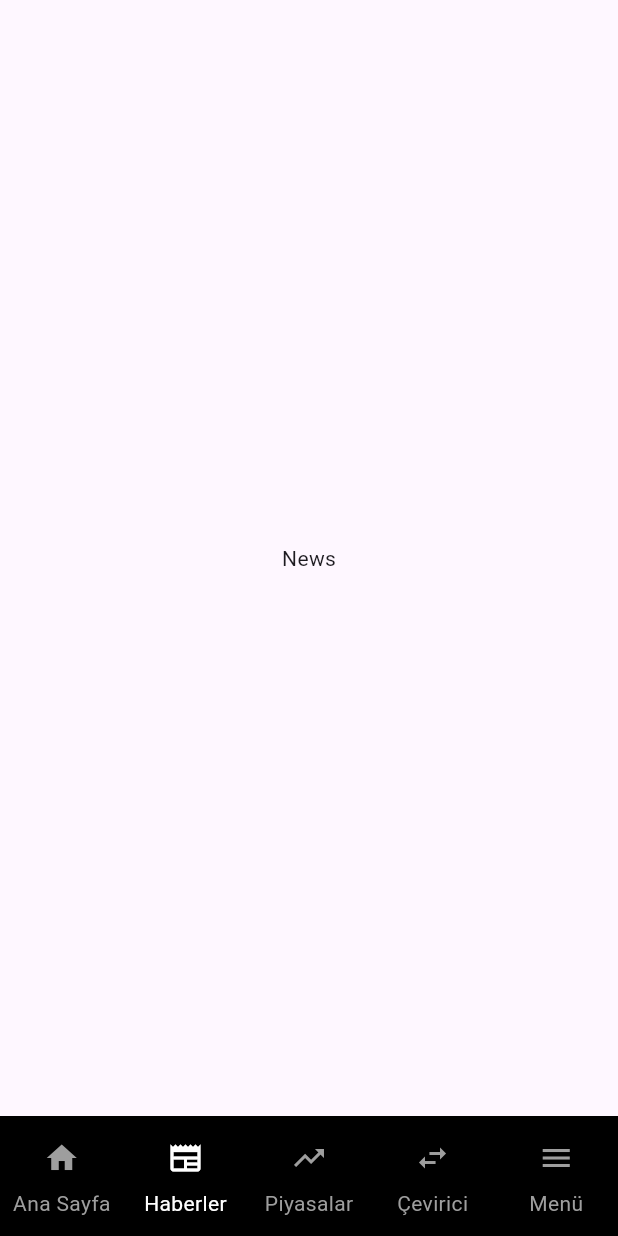
After one commit to SLAYER3547/Doviz-Clone-App, a Flutter app: the screen it shows after launch, item 2 of the bottom bar chosen, on a phone screen of 412 x 824 dp. The commit adds this screen. Run offline on Flutter 3.47's test engine with Material 3 defaults, Android fonts, the phone set to English and light mode, and no system bars; our stand-ins replace go_router, permission_handler.

Commit message:
navigation bar and go_router

```diff
--- /dev/null
+++ b/lib/app/router.dart
@@ -0,0 +1,61 @@
+import 'package:doviz_clone_app/views/app_view.dart';
+import 'package:doviz_clone_app/views/menu_view/menu_view.dart';
+import 'package:doviz_clone_app/views/screens/converter_view/converter_view.dart';
+import 'package:doviz_clone_app/views/screens/home.dart';
+import 'package:doviz_clone_app/views/screens/markets_view/markets_view.dart';
+import 'package:doviz_clone_app/views/screens/news_view/news.view.dart';
+import 'package:flutter/material.dart';
+import 'package:go_router/go_router.dart';
+
+final _rooterKey = GlobalKey<NavigatorState>();
+
+class AppRoutes {
+  AppRoutes._();
+  static const String home = '/';
+  static const String news = '/news';
+  static const String markets = '/markets';
+  static const String converter = '/converter';
+  static const String menu = '/menu';
+}
+
+final router = GoRouter(
+  navigatorKey: _rooterKey,
+  initialLocation: AppRoutes.home,
+  routes: [
+  StatefulShellRoute.indexedStack(
+      builder: (context, state, navigationShell) => AppView(
+            navigationShell: navigationShell,
+          ),
+      branches: [
+        StatefulShellBranch(routes: [
+          GoRoute(
+            path: AppRoutes.home,
+            builder: (context, state) => const HomeScreen(),
+          )
+        ]),
+        StatefulShellBranch(routes: [
+          GoRoute(
+            path: AppRoutes.news,
+            builder: (context, state) => const NewsView(),
+          )
+        ]),
+        StatefulShellBranch(routes: [
+          GoRoute(
+            path: AppRoutes.markets,
+            builder: (context, state) => const MarketsView(),
+          )
+        ]),
+        StatefulShellBranch(routes: [
+          GoRoute(
+            path: AppRoutes.converter,
+            builder: (context, state) => const ConverterView(),
+          )
+        ]),
+        StatefulShellBranch(routes: [
+          GoRoute(
+            path: AppRoutes.menu,
+            builder: (context, state) => const MenuView(),
+          )
+        ])
+      ])
+]);
--- a/lib/main.dart
+++ b/lib/main.dart
@@ -1,3 +1,5 @@
+import 'package:doviz_clone_app/app/router.dart';
+import 'package:doviz_clone_app/views/app_view.dart';
 import 'package:doviz_clone_app/views/screens/onboarding_views/onboarding_screen.dart';
 import 'package:flutter/material.dart';
 
@@ -10,19 +12,9 @@ class MainRoot extends StatelessWidget {
 
   @override
   Widget build(BuildContext context) {
-    return const MaterialApp(
+    return MaterialApp.router(
+      routerConfig: router,
       debugShowCheckedModeBanner: false,
-      home: OnboardingScreen(),
     );
   }
 }
-
-
-
-  // Daire oluşturucu
-
-
-
-
-
-// Ana ekrana yönlendirme yapıldığı varsayılan bir ana sayfa
--- /dev/null
+++ b/lib/views/app_view.dart
@@ -0,0 +1,72 @@
+import 'package:flutter/material.dart';
+import 'package:go_router/go_router.dart';
+
+class AppView extends StatelessWidget {
+  final StatefulNavigationShell navigationShell;
+  const AppView({super.key, required this.navigationShell});
+
+  @override
+  Widget build(BuildContext context) {
+    return Scaffold(
+      body: navigationShell,
+      bottomNavigationBar: NavigationBarTheme(
+        data: NavigationBarThemeData(
+            labelTextStyle: WidgetStateTextStyle.resolveWith(
+          (states) {
+            if (states.contains(WidgetState.selected)) {
+              return const TextStyle(color: Colors.white);
+            }
+            else{
+              return const TextStyle(color: Colors.grey);
+            }
+          },
+        )),
+        child: NavigationBar(
+            backgroundColor: Colors.black,
+            selectedIndex: navigationShell.currentIndex,
+            onDestinationSelected: navigationShell.goBranch,
+            indicatorColor: Colors.transparent,
+            destinations: [
+              _menuItem(
+                  index: 0,
+                  currentIndex: navigationShell.currentIndex,
+                  label: "Ana Sayfa",
+                  icon: Icons.home),
+              _menuItem(
+                  index: 1,
+                  currentIndex: navigationShell.currentIndex,
+                  label: "Haberler",
+                  icon: Icons.newspaper),
+              _menuItem(
+                  index: 2,
+                  currentIndex: navigationShell.currentIndex,
+                  label: "Piyasalar",
+                  icon: Icons.trending_up),
+              _menuItem(
+                  index: 3,
+                  currentIndex: navigationShell.currentIndex,
+                  label: "Çevirici",
+                  icon: Icons.swap_horiz),
+              _menuItem(
+                  index: 4,
+                  currentIndex: navigationShell.currentIndex,
+                  label: "Menü",
+                  icon: Icons.menu),
+            ]),
+      ),
+    );
+  }
+
+  Widget _menuItem(
+      {required int index,
+      required int currentIndex,
+      required String label,
+      required IconData icon}) {
+    return NavigationDestination(
+        icon: Icon(
+          icon,
+          color: currentIndex == index ? Colors.white : Colors.grey,
+        ),
+        label: label);
+  }
+}
--- /dev/null
+++ b/lib/views/screens/news_view/news.view.dart
@@ -0,0 +1,12 @@
+import 'package:flutter/material.dart';
+
+class NewsView extends StatelessWidget {
+  const NewsView({super.key});
+
+  @override
+  Widget build(BuildContext context) {
+    return const Center(
+      child: Text("News"),
+    );
+  }
+}
--- a/pubspec.yaml
+++ b/pubspec.yaml
@@ -35,6 +35,8 @@ dependencies:
   # The following adds the Cupertino Icons font to your application.
   # Use with the CupertinoIcons class for iOS style icons.
   cupertino_icons: ^1.0.8
+  permission_handler: ^10.2.0
+  go_router: ^14.3.0
 
 dev_dependencies:
   flutter_test:
```
Also changed, not shown: lib/views/menu_view/menu_view.dart (added, +12 -0 lines), lib/views/screens/converter_view/converter_view.dart (added, +12 -0 lines), lib/views/screens/markets_view/markets_view.dart (added, +12 -0 lines), lib/views/screens/onboarding_views/second_onboarding_page.dart (+85 -16 lines), pubspec.lock, 5 other files.
